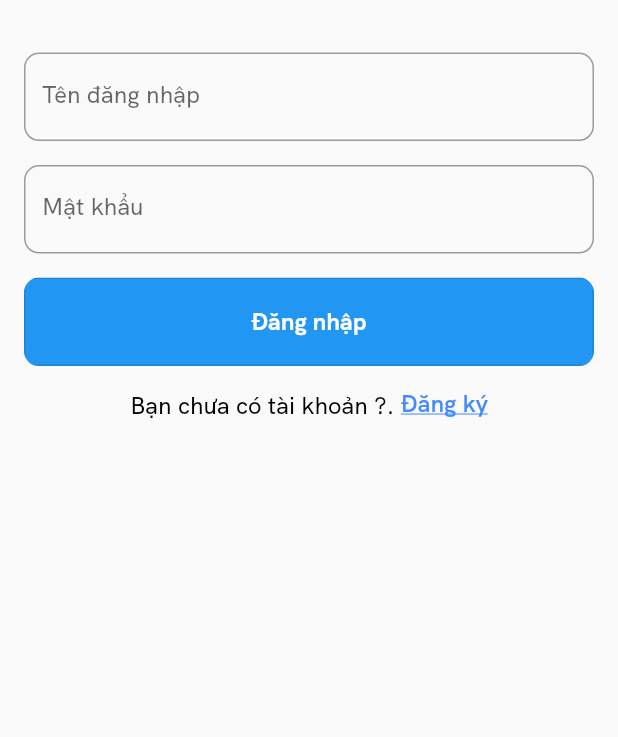
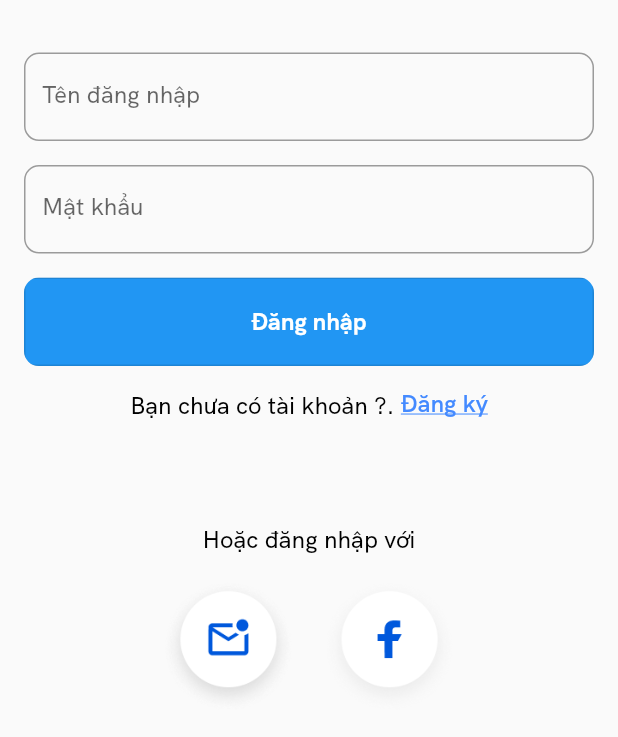
Before and after one commit to quangnd2203/flutter-firebase-chat, a Flutter app: the screen it shows after launch, on a phone screen of 412 x 824 dp, the part 499-1236 px from its top. Run offline on Flutter 3.47's test engine with Material 2 defaults, Android fonts, the phone set to English and light mode, and no system bars; drawn by our look-alikes of keyboard_dismisser, overlay_support; our stand-ins replace connectivity_plus, device_info_plus, dio, firebase_analytics, firebase_auth, firebase_core and 7 more; missing offline and left inert: backendless_sdk, flutter_facebook_auth, twitter_login; accounts and stored records are empty.

Commit message:
- Done login social Facebook + Google

```diff
--- a/lib/app/resources/database/app_database.dart
+++ b/lib/app/resources/database/app_database.dart
@@ -74,7 +74,7 @@ class AppDataBase {
   }
 
   Future<int?> update(String tableName, {required String whereClause, required Map<String, dynamic> data}) async {
-    logger.d('UPDATE: $tableName\nDATA: $data');
+    logger.d('UPDATE: $tableName\nDATA: $data\nWHERE_CLAUSE: $whereClause');
     int? success;
     try{
       success = (await Backendless.data.of(tableName).update(whereClause, data)) ?? 0;
--- a/lib/app/resources/repository/repository.dart
+++ b/lib/app/resources/repository/repository.dart
@@ -1,4 +1,4 @@
 export 'auth_repository.dart';
 export 'firebase_repository.dart';
+export 'helper/helper.dart';
 export 'user_repository.dart';
-export 'helper/helper.dart';
--- a/lib/app/translations/vi_vn_translation.dart
+++ b/lib/app/translations/vi_vn_translation.dart
@@ -19,4 +19,5 @@ final Map<String, String> viVN = <String, String>{
   'valid_phone':'Số điện thoại không hợp lệ!',
   'valid_password':'Mật khẩu không đúng!',
   'valid_password_confirm':'Nhập lại mật khẩu không đúng!',
+  'login_social_another':'Hoặc đăng nhập với',
 };
--- a/lib/app/ui/login_register/_screen.dart
+++ b/lib/app/ui/login_register/_screen.dart
@@ -4,6 +4,7 @@ import 'package:flutter/material.dart';
 import 'package:get/get.dart';
 
 import '../../constants/constants.dart';
+import '../../resources/resources.dart';
 import '../../utils/utils.dart';
 import '../ui.dart';
 
@@ -11,9 +12,7 @@ class LoginRegisterScreen extends BaseScreen<LoginRegisterController> {
   @override
   Widget? builder() {
     return Scaffold(
-      body: SafeArea(
-        child: buildBody(),
-      ),
+      body: buildBody(),
     );
   }
 
@@ -31,7 +30,29 @@ class LoginRegisterScreen extends BaseScreen<LoginRegisterController> {
                   scale: 7,
                 ),
               ] +
-              (controller.isRegister.value ? buildRegister() : buildLogin()),
+              (controller.isRegister.value ? buildRegister() : buildLogin()) +
+              <Widget>[
+                const SizedBox(
+                  height: 70,
+                ),
+                Text(
+                  'login_social_another'.tr,
+                  style: AppTextStyles.normal,
+                ),
+                const SizedBox(
+                  height: 16,
+                ),
+                Row(
+                  mainAxisSize: MainAxisSize.min,
+                  children: <Widget>[
+                    buildLoginSocialItem('login_google', SocialType.google),
+                    const SizedBox(
+                      width: 16,
+                    ),
+                    buildLoginSocialItem('login_facebook', SocialType.facebook),
+                  ],
+                )
+              ],
         ),
       ),
     );
@@ -112,7 +133,8 @@ class LoginRegisterScreen extends BaseScreen<LoginRegisterController> {
         labelText: 'register_re_password'.tr,
         hintText: 'Asdf1234!',
         obscureText: true,
-        validator: (String? value) => AppValid.validatePasswordConfirm(controller.passwordController, value),
+        validator: (String? value) => AppValid.validatePasswordConfirm(
+            controller.passwordController, value),
       ),
       const SizedBox(
         height: 16,
@@ -147,7 +169,9 @@ class LoginRegisterScreen extends BaseScreen<LoginRegisterController> {
               onTap: controller.changeStateLoginRegister,
               child: Text(
                 keyAction,
-                style: AppTextStyles.normalSemiBold.copyWith(decoration: TextDecoration.underline, color: Colors.blueAccent),
+                style: AppTextStyles.normalSemiBold.copyWith(
+                    decoration: TextDecoration.underline,
+                    color: Colors.blueAccent),
               ),
             ),
           ),
@@ -155,4 +179,14 @@ class LoginRegisterScreen extends BaseScreen<LoginRegisterController> {
       ),
     );
   }
+
+  Widget buildLoginSocialItem(String image, SocialType type) {
+    return GestureDetector(
+      onTap: () => controller.loginSocial(type),
+      child: Image.asset(
+        AppImages.png(image),
+        scale: 1.75,
+      ),
+    );
+  }
 }
--- a/lib/app/utils/app_utils.dart
+++ b/lib/app/utils/app_utils.dart
@@ -104,4 +104,8 @@ class AppUtils {
     final Digest digest = sha256.convert(bytes);
     return digest.toString();
   }
+
+  static String getNameOfEnumValue(dynamic enumValue){
+    return enumValue.toString().split('.').last;
+  }
 }
```
Also changed, not shown: lib/app/resources/repository/helper/user_repository_helper.dart (+8 -0 lines), lib/app/resources/repository/user_repository.dart (+54 -9 lines), lib/app/ui/base/base_controller.dart (+6 -1 lines), lib/app/ui/login_register/_controller.dart (+31 -0 lines), assets/images/png/login_facebook.png (added), assets/images/png/login_google.png (added).
